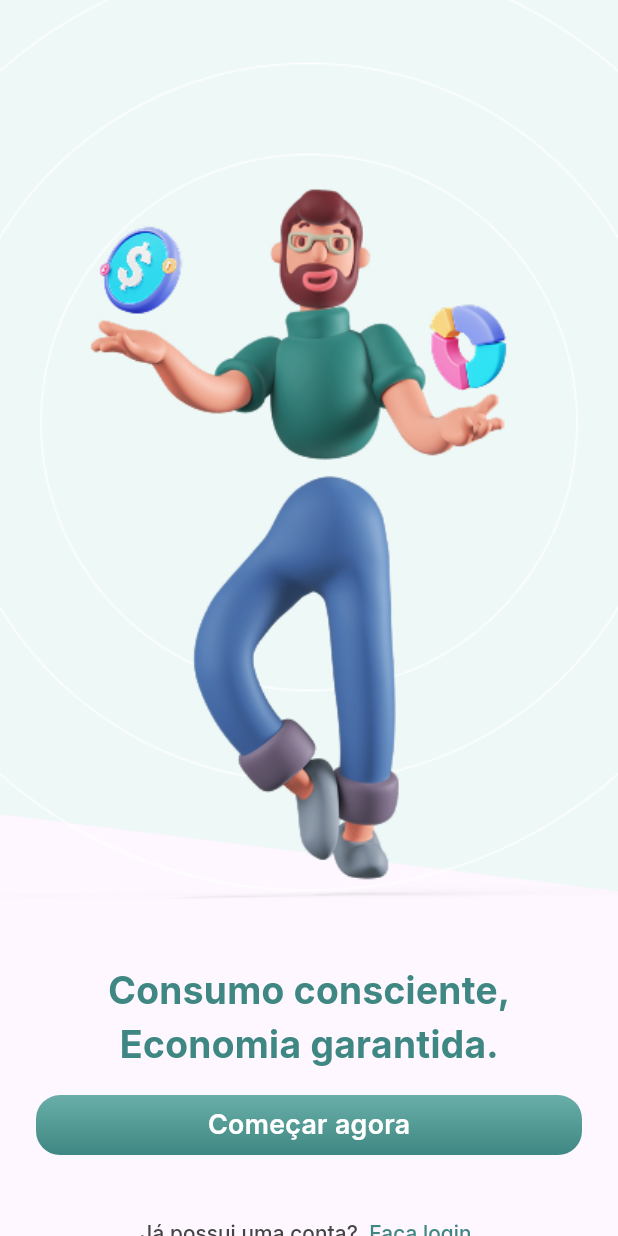
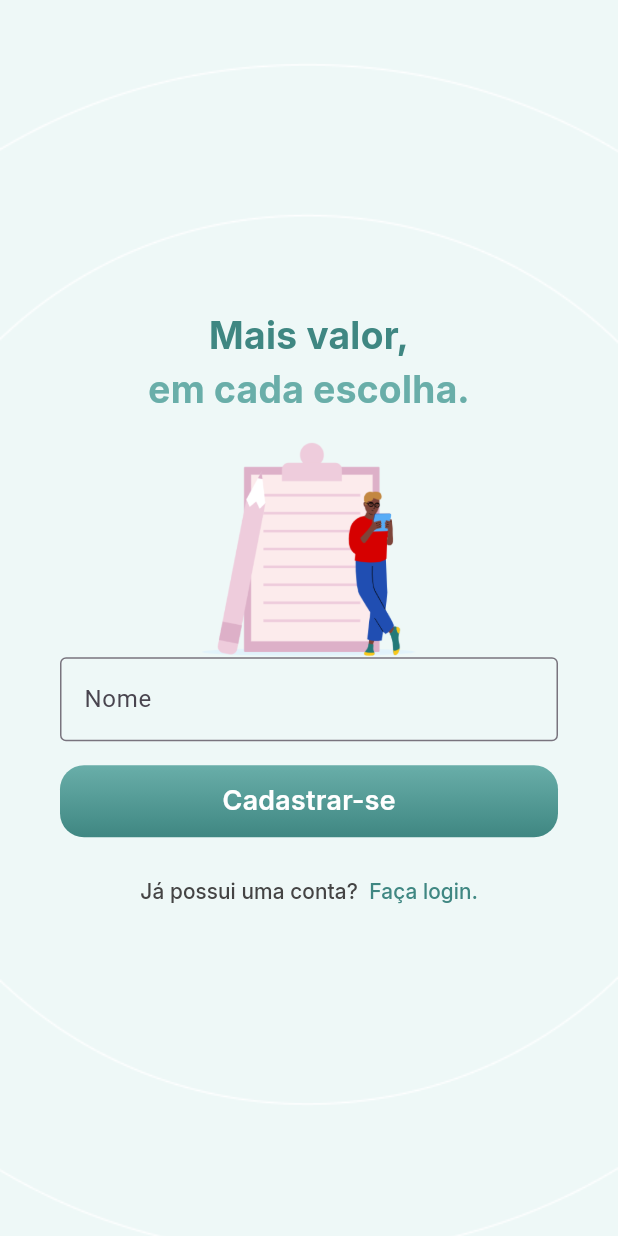
Before and after one commit to MaSamahaa/finances, a Flutter app: the screen it shows after launch, on a phone screen of 412 x 824 dp. Run offline on Flutter 3.47's test engine with Material 3 defaults, Android fonts, the phone set to English and light mode, and no system bars.

Commit message:
Start sing_Up page

```diff
--- a/lib/app.dart
+++ b/lib/app.dart
@@ -1,5 +1,5 @@
-import 'package:finance_app/features/onboarding/onboarding_page.dart';
-import 'package:finance_app/features/splash/splash_page.dart';
+import 'package:finance_app/common/themes/default_theme.dart';
+import 'package:finance_app/features/sing_up/sing_up_page.dart';
 import 'package:flutter/material.dart';
 
 class App extends StatelessWidget {
@@ -7,8 +7,9 @@ class App extends StatelessWidget {
 
   @override
   Widget build(BuildContext context) {
-    return const MaterialApp(
-      home: OnboardingPage(),
+    return MaterialApp(
+      theme: defaultTheme,
+      home: const SignUpPage(),
     );
   }
 }
--- /dev/null
+++ b/lib/common/themes/default_theme.dart
@@ -0,0 +1,9 @@
+import 'package:finance_app/common/constants/app_colors.dart';
+import 'package:flutter/material.dart';
+
+final defaultTheme = ThemeData(
+    inputDecorationTheme: const InputDecorationTheme(
+  focusedBorder: OutlineInputBorder(
+    borderSide: BorderSide(color: AppColors.grey),
+  ),
+));
--- a/lib/common/widgets/primary_button.dart
+++ b/lib/common/widgets/primary_button.dart
@@ -1,6 +1,6 @@
+import 'package:flutter/material.dart';
 import 'package:finance_app/common/constants/app_colors.dart';
 import 'package:finance_app/common/constants/app_text_styles.dart';
-import 'package:flutter/material.dart';
 
 class PrimaryButton extends StatelessWidget {
   final VoidCallback? onPressed;
@@ -8,35 +8,38 @@ class PrimaryButton extends StatelessWidget {
 
   const PrimaryButton({
     super.key,
-    this.onPressed,
+    required this.onPressed,
     required this.text,
   });
 
-  final BorderRadius _borderRadius = const BorderRadius.all(
-    Radius.circular(16.0),
-  );
-
   @override
   Widget build(BuildContext context) {
-    return Ink(
-      height: 40,
+    return Container(
+      height: 48,
+      width: double.infinity,
       decoration: BoxDecoration(
-        borderRadius: _borderRadius,
         gradient: LinearGradient(
-          begin: Alignment.topCenter,
-          end: Alignment.bottomCenter,
           colors: onPressed != null
               ? AppColors.greenGradient
               : AppColors.greyGradient,
+          begin: Alignment.topCenter,
+          end: Alignment.bottomCenter,
         ),
+        borderRadius: BorderRadius.circular(16),
       ),
-      child: InkWell(
-        borderRadius: _borderRadius,
-        onTap: onPressed,
-        child: Align(
-          child: Text(
-            text,
-            style: AppTextStyles.mediumText18.copyWith(color: AppColors.white),
+      child: Material(
+        color: Colors.transparent,
+        borderRadius: BorderRadius.circular(16),
+        child: InkWell(
+          borderRadius: BorderRadius.circular(16),
+          onTap: onPressed,
+          child: Center(
+            child: Text(
+              text,
+              style: AppTextStyles.mediumText18.copyWith(
+                color: AppColors.white,
+              ),
+            ),
           ),
         ),
       ),
--- /dev/null
+++ b/lib/features/sing_up/sing_up_page.dart
@@ -0,0 +1,81 @@
+import 'package:flutter/material.dart';
+import 'package:finance_app/common/constants/app_colors.dart';
+import 'package:finance_app/common/constants/app_text_styles.dart';
+import 'package:finance_app/common/widgets/custom_text_button.dart';
+import 'package:finance_app/common/widgets/primary_button.dart';
+
+class SignUpPage extends StatelessWidget {
+  const SignUpPage({super.key});
+
+  @override
+  Widget build(BuildContext context) {
+    return Scaffold(
+      body: Container(
+        width: double.infinity,
+        height: double.infinity,
+        decoration: const BoxDecoration(
+          image: DecorationImage(
+            image: AssetImage('assets/images/bg.png'),
+            fit: BoxFit.cover,
+          ),
+        ),
+        padding: const EdgeInsets.all(40.0),
+        child: Column(
+          crossAxisAlignment: CrossAxisAlignment.stretch,
+          mainAxisAlignment: MainAxisAlignment.center,
+          children: [
+            Text(
+              'Mais valor,',
+              textAlign: TextAlign.center,
+              style: AppTextStyles.mediumText.copyWith(
+                color: AppColors.greenlightTwo,
+              ),
+            ),
+            Text(
+              'em cada escolha.',
+              textAlign: TextAlign.center,
+              style: AppTextStyles.mediumText.copyWith(
+                color: AppColors.greenlightOne,
+              ),
+            ),
+            const SizedBox(height: 16.0),
+            Image.asset('assets/images/sing_up_img.png'),
+            Form(
+              child: Column(
+                children: [
+                  TextFormField(
+                    decoration: const InputDecoration(
+                      labelText: 'Nome',
+                      border: OutlineInputBorder(),
+
+                    ),
+                  ),
+                ],
+              ),
+            ),
+            const SizedBox(height: 16.0),
+            PrimaryButton(onPressed: () {}, text: 'Cadastrar-se'),
+            const SizedBox(height: 12),
+            CustomTextButton(
+              onpressed: () {},
+              children: [
+                Text(
+                  'Já possui uma conta?  ',
+                  style: AppTextStyles.smallText.copyWith(
+                    color: AppColors.grey,
+                  ),
+                ),
+                Text(
+                  'Faça login.',
+                  style: AppTextStyles.smallText.copyWith(
+                    color: AppColors.greenlightTwo,
+                  ),
+                ),
+              ],
+            ),
+          ],
+        ),
+      ),
+    );
+  }
+}
```
Also changed, not shown: assets/images/bg.png (added), assets/images/sing_up_img.png (added).
